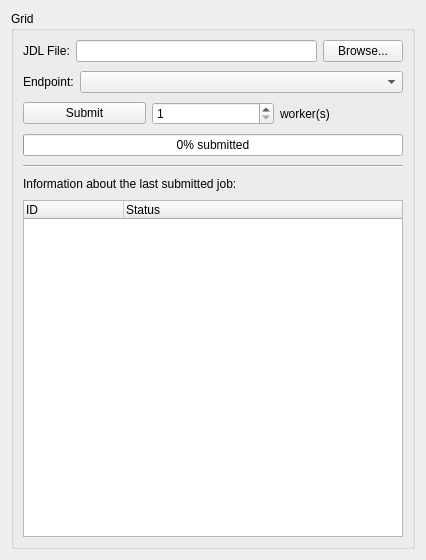
Qt form PAConsole/plugins/gLitePlugin/res/wgGrid.ui (AnarManafov/PoD) before a commit.
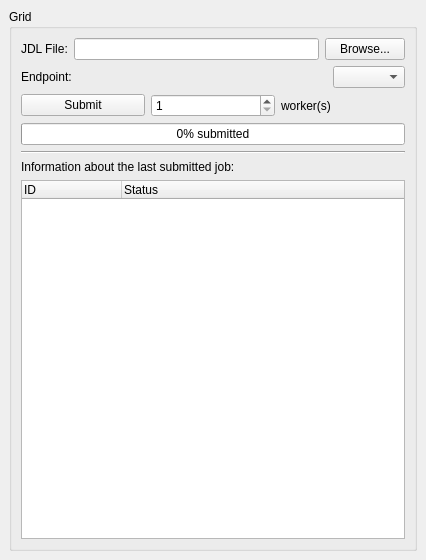
The same form after that commit.

Commit message: PAConsole: Qt UIs have been converted to Qt 4.2 (insted of 4.4.X)

What changed in the file:
```diff
--- a/PAConsole/plugins/gLitePlugin/res/wgGrid.ui
+++ b/PAConsole/plugins/gLitePlugin/res/wgGrid.ui
@@ -13,17 +13,23 @@
    <string>Form</string>
   </property>
   <layout class="QGridLayout" >
+   <property name="margin" >
+    <number>9</number>
+   </property>
+   <property name="spacing" >
+    <number>6</number>
+   </property>
    <item row="0" column="0" >
     <widget class="QGroupBox" name="groupBox" >
      <property name="title" >
       <string>Grid</string>
      </property>
      <layout class="QGridLayout" >
-      <property name="horizontalSpacing" >
+      <property name="margin" >
        <number>9</number>
       </property>
-      <property name="verticalSpacing" >
-       <number>9</number>
+      <property name="spacing" >
+       <number>6</number>
       </property>
       <item row="0" column="0" >
        <layout class="QHBoxLayout" >
@@ -67,6 +73,9 @@
       </item>
       <item row="1" column="0" >
        <layout class="QHBoxLayout" >
+        <property name="margin" >
+         <number>0</number>
+        </property>
         <property name="spacing" >
          <number>6</number>
         </property>
@@ -80,7 +89,9 @@
         <item>
          <widget class="QComboBox" name="cmbEndpoint" >
           <property name="sizePolicy" >
-           <sizepolicy vsizetype="Fixed" hsizetype="Expanding" >
+           <sizepolicy>
+            <hsizetype>0</hsizetype>
+            <vsizetype>0</vsizetype>
             <horstretch>0</horstretch>
             <verstretch>0</verstretch>
            </sizepolicy>
@@ -94,6 +105,9 @@
       </item>
       <item row="2" column="0" >
        <layout class="QHBoxLayout" >
+        <property name="margin" >
+         <number>0</number>
+        </property>
         <property name="spacing" >
          <number>6</number>
         </property>
@@ -110,7 +124,7 @@
         <item>
          <widget class="QSpinBox" name="spinNumWorkers" >
           <property name="alignment" >
-           <set>Qt::AlignLeading|Qt::AlignLeft|Qt::AlignVCenter</set>
+           <set>Qt::AlignLeading</set>
           </property>
           <property name="specialValueText" >
            <string/>
```
Left out of the diff: 15 changed lines with no effect on the pictures. The commit also changes 4 other files.
